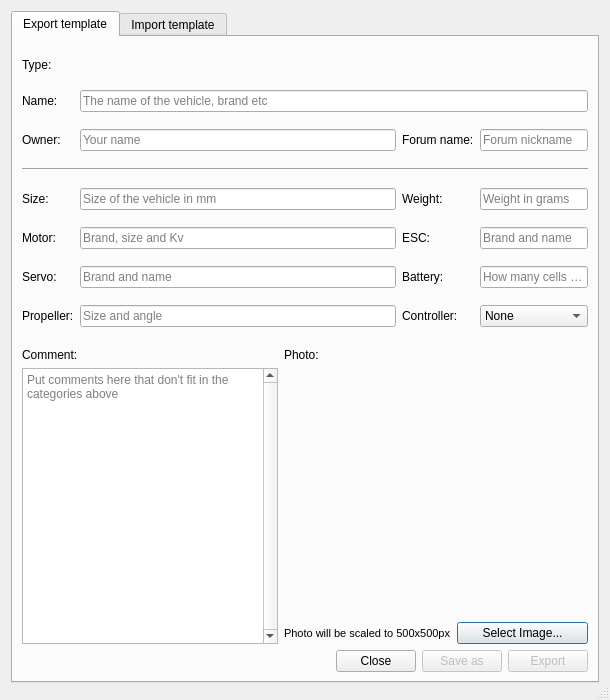
Before: the Qt Designer form ground/gcs/src/plugins/setupwizard/vehicletemplateexportdialog.ui in librepilot/LibrePilot, drawn with Qt 5.
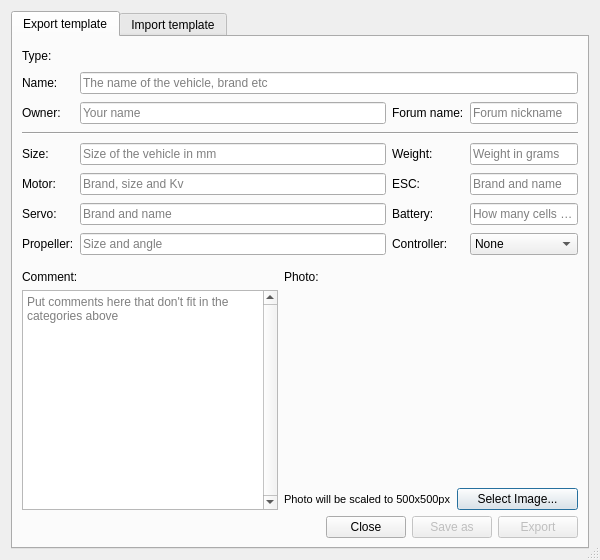
After: the same form once the commit is applied. Custom widgets are drawn as their Qt base class.

Commit message: LP-441 Reduce Export/Import template window height

Patch:
```diff
--- a/ground/gcs/src/plugins/setupwizard/vehicletemplateexportdialog.ui
+++ b/ground/gcs/src/plugins/setupwizard/vehicletemplateexportdialog.ui
@@ -9,14 +9,14 @@
    <rect>
     <x>0</x>
     <y>0</y>
-    <width>610</width>
-    <height>700</height>
+    <width>600</width>
+    <height>560</height>
    </rect>
   </property>
   <property name="minimumSize">
    <size>
-    <width>610</width>
-    <height>700</height>
+    <width>600</width>
+    <height>560</height>
    </size>
   </property>
   <property name="windowTitle">
@@ -287,6 +287,18 @@
        </item>
        <item>
         <widget class="QFrame" name="frame_6">
+         <property name="sizePolicy">
+          <sizepolicy hsizetype="Preferred" vsizetype="Expanding">
+           <horstretch>0</horstretch>
+           <verstretch>0</verstretch>
+          </sizepolicy>
+         </property>
+         <property name="minimumSize">
+          <size>
+           <width>0</width>
+           <height>0</height>
+          </size>
+         </property>
          <property name="frameShape">
           <enum>QFrame::NoFrame</enum>
          </property>
@@ -342,6 +354,12 @@
                  <verstretch>0</verstretch>
                 </sizepolicy>
                </property>
+               <property name="minimumSize">
+                <size>
+                 <width>0</width>
+                 <height>0</height>
+                </size>
+               </property>
                <property name="verticalScrollBarPolicy">
                 <enum>Qt::ScrollBarAlwaysOn</enum>
                </property>
@@ -620,30 +638,6 @@
      </widget>
     </widget>
    </item>
-   <item>
-    <widget class="QFrame" name="frame_2">
-     <property name="frameShape">
-      <enum>QFrame::NoFrame</enum>
-     </property>
-     <property name="frameShadow">
-      <enum>QFrame::Raised</enum>
-     </property>
-     <layout class="QVBoxLayout" name="verticalLayout_2">
-      <property name="leftMargin">
-       <number>0</number>
-      </property>
-      <property name="topMargin">
-       <number>0</number>
-      </property>
-      <property name="rightMargin">
-       <number>0</number>
-      </property>
-      <property name="bottomMargin">
-       <number>0</number>
-      </property>
-     </layout>
-    </widget>
-   </item>
   </layout>
  </widget>
  <customwidgets>
```
The commit also changes 1 other file.
